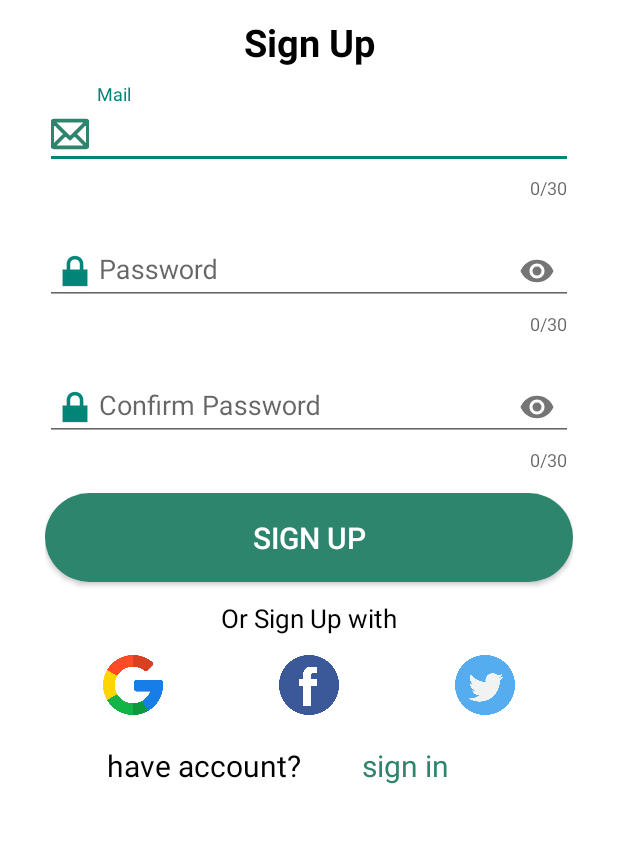
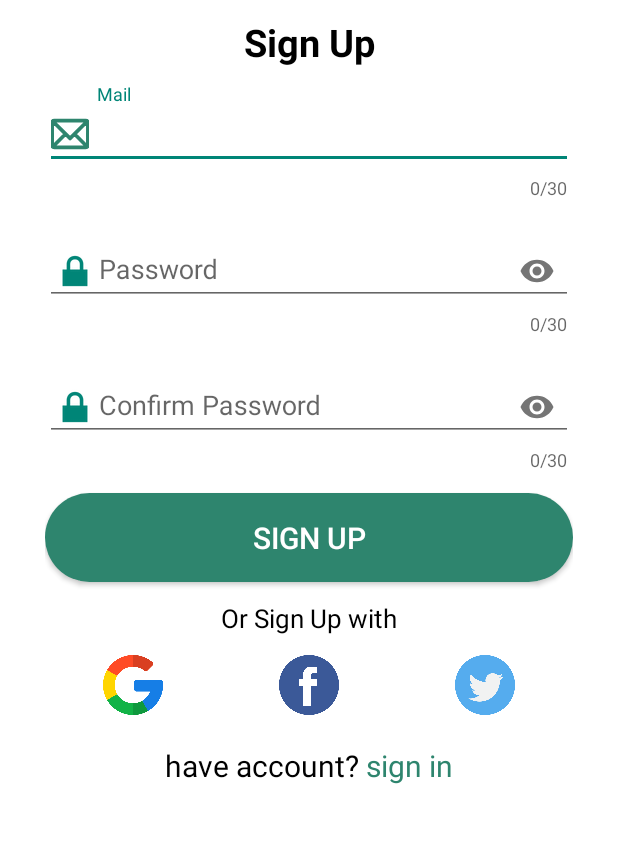
Before and after one commit to Ghanem21/Tariqi, an Android app: the screen it shows after launch (Sign_Up), on a phone screen of 412 x 824 dp, the part 375-1218 px from its top. Run offline under Robolectric (Android 15) with nearby library versions, the phone set to English and light mode, and no system bars.

Commit message:
sign up done before meeting

```diff
--- a/app/src/main/res/layout/activity_sign_up.xml
+++ b/app/src/main/res/layout/activity_sign_up.xml
@@ -145,7 +145,8 @@
             android:layout_width="wrap_content"
             android:layout_height="wrap_content"
             android:layout_weight="1"
-            android:gravity="center"
+            android:gravity="center|center_horizontal|end"
+            android:paddingEnd="5dp"
             android:text="@string/have_account"
             android:textColor="@color/black"
             android:textSize="20sp" />
```
